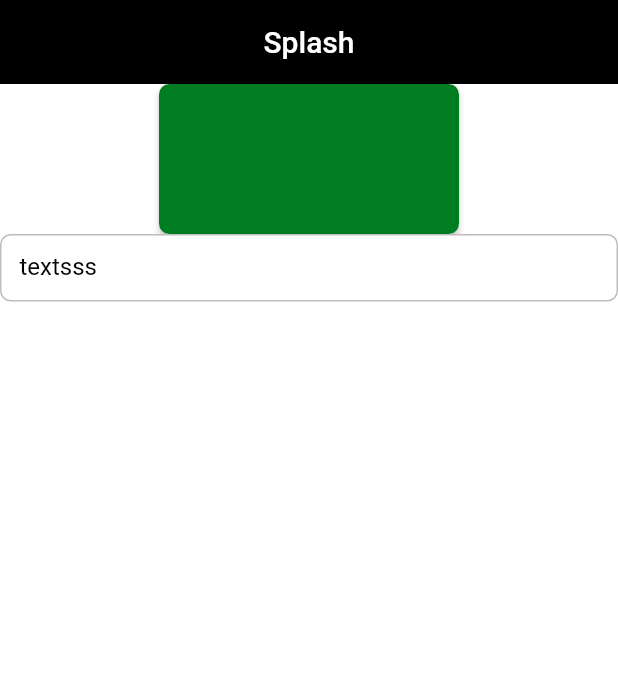
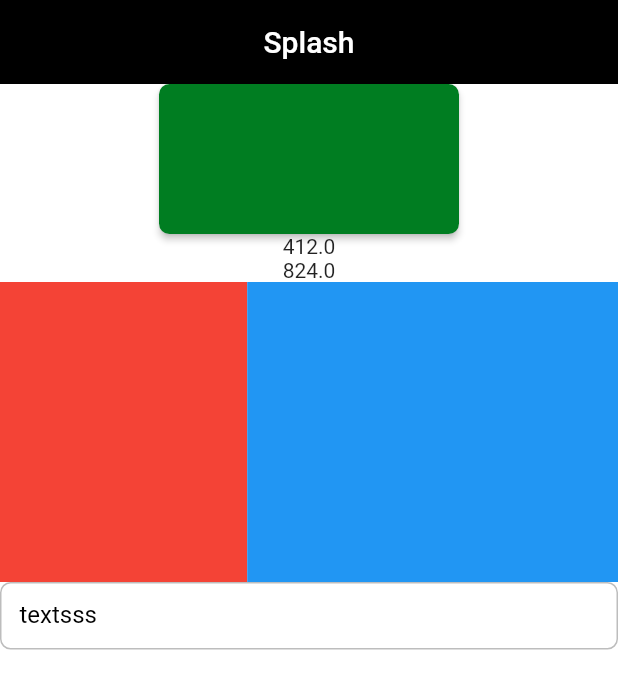
Before and after one commit to muriloamancio00/dw9_delivery, a Flutter app: the screen it shows after launch, on a phone screen of 412 x 824 dp. Shown: the top 689 px of the screen. Run offline on Flutter 3.47's test engine with Material 2 defaults, Android fonts, the phone set to English and light mode, and no system bars; our stand-ins replace dio; Roboto replaces fonts that are missing (mplus1).

Commit message:
helper_size, fim aula1

```diff
--- /dev/null
+++ b/dw9_delivery_app/lib/App/core/ui/helpers/size_extensions.dart
@@ -0,0 +1,11 @@
+import 'package:flutter/material.dart';
+
+//helpper para buscar o tamanho da tela do aparelho
+
+extension SizeExtensions on BuildContext{
+  double get screenWidth => MediaQuery.of(this).size.width;
+  double get screenHeight => MediaQuery.of(this).size.height;
+
+  double percentWith(double percent) => screenWidth * percent;
+  double percentHeight(double percent) => screenHeight * percent;
+}
--- a/dw9_delivery_app/lib/App/core/ui/styles/theme/theme_config.dart
+++ b/dw9_delivery_app/lib/App/core/ui/theme/theme_config.dart
@@ -1,9 +1,9 @@
 
 import 'package:flutter/material.dart';
 
-import '../app_styles.dart';
-import '../colors_app.dart';
-import '../text_styles.dart';
+import '../styles/app_styles.dart';
+import '../styles/colors_app.dart';
+import '../styles/text_styles.dart';
 
 class ThemeConfig {
   ThemeConfig._();
--- a/dw9_delivery_app/lib/App/dw9_delivery_app.dart
+++ b/dw9_delivery_app/lib/App/dw9_delivery_app.dart
@@ -1,7 +1,7 @@
 import 'package:dw9_delivery_app/App/pages/splash/splash_page.dart';
 import 'package:flutter/material.dart';
 
-import 'core/ui/styles/theme/theme_config.dart';
+import 'core/ui/theme/theme_config.dart';
 
 class Dw9DeliveryApp extends StatelessWidget {
 
--- a/dw9_delivery_app/lib/App/pages/splash/splash_page.dart
+++ b/dw9_delivery_app/lib/App/pages/splash/splash_page.dart
@@ -1,9 +1,10 @@
+import 'package:dw9_delivery_app/App/core/ui/helpers/size_extensions.dart';
 import 'package:dw9_delivery_app/App/core/ui/styles/colors_app.dart';
 import 'package:flutter/material.dart';
 
 import '../../core/config/env/env.dart';
 import '../../core/ui/styles/app_styles.dart';
-import '../../core/ui/styles/widgets/delivery_button.dart';
+import '../../core/ui/widgets/delivery_button.dart';
 
 class SplashPage extends StatelessWidget {
 
@@ -26,6 +27,22 @@ class SplashPage extends StatelessWidget {
                 label: Env.i['backend_base_url'] ?? '',
                 onPressed: (){},
               ),
+              Text(context.screenWidth.toString()),
+              Text(context.screenHeight.toString()),
+              Row(
+                children: [
+                  Container(
+                    color: Colors.red,
+                    width: context.percentWith(.4),
+                    height: 200,
+                  ),
+                  Container(
+                    color: Colors.blue,
+                    width: context.percentWith(.6),
+                    height: 200,
+                  ),
+                ],
+              ),
               TextFormField(
                 decoration: const InputDecoration(labelText: 'textsss'),
               )
```
Also changed, not shown: dw9_delivery_app/lib/App/core/ui/widgets/delivery_button.dart (renamed from dw9_delivery_app/lib/App/core/ui/styles/widgets/delivery_button.dart).
